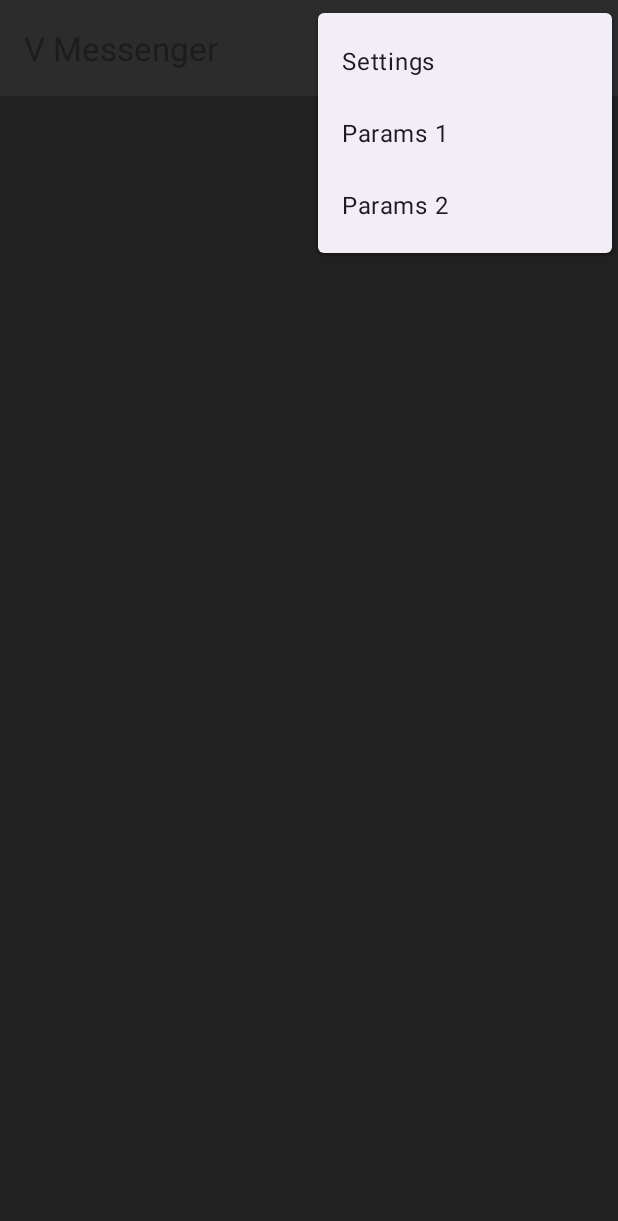
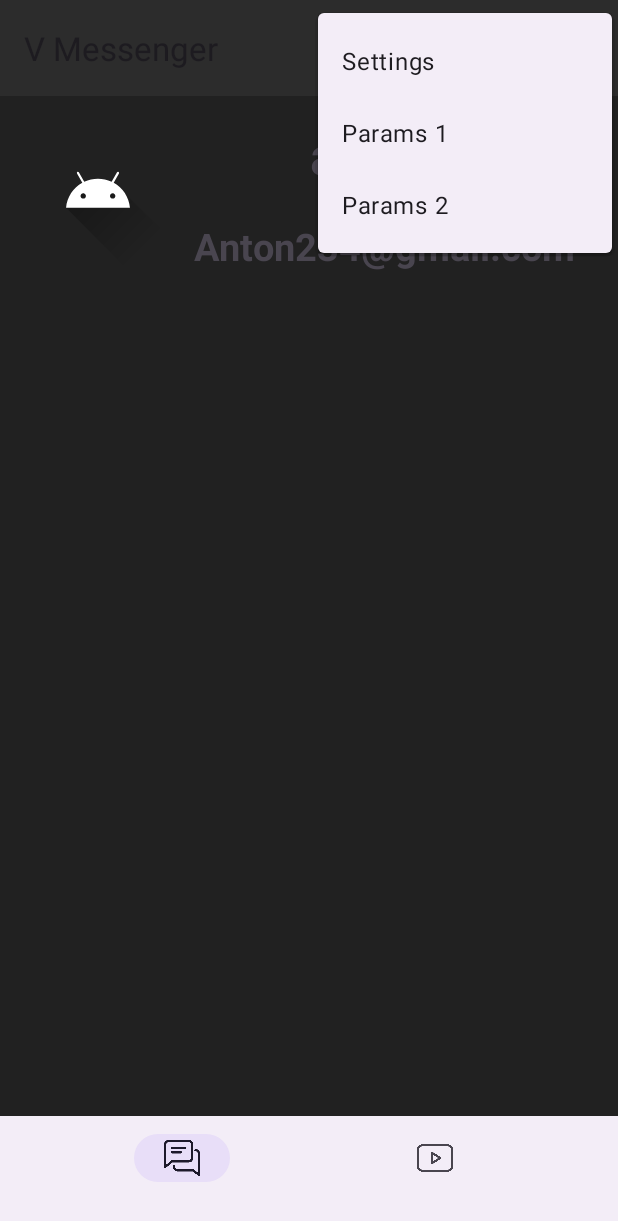
Before and after one commit to CoderCppH/ResetApiServerKMEPT, an Android app: the MainMenuActivity screen opened directly, with no data from a screen before it, with the options menu open, on a phone screen of 412 x 824 dp. Shown: the top 1221 px of the screen. Run offline under Robolectric (Android 15) with nearby library versions, the phone set to English and light mode, and no system bars; our stand-ins replace navigation-ui.

Commit message:
add recycle, bottomNav, Graph

```diff
--- a/app_mobile_client/app/build.gradle.kts
+++ b/app_mobile_client/app/build.gradle.kts
@@ -36,6 +36,10 @@ android {
 }
 
 dependencies {
+
+    implementation("androidx.navigation:navigation-fragment:2.5.3")
+    implementation("androidx.navigation:navigation-ui:2.5.3")
+    implementation("com.google.android.material:material:1.6.0")
     implementation("com.google.android.material:material:1.12.0")
     implementation("com.fasterxml.jackson.core:jackson-databind:2.15.0")
     implementation("com.fasterxml.jackson.core:jackson-core:2.15.0")
--- a/app_mobile_client/app/src/main/java/com/example/myapplication/ACTIVITY/MainMenuActivity.kt
+++ b/app_mobile_client/app/src/main/java/com/example/myapplication/ACTIVITY/MainMenuActivity.kt
@@ -13,16 +13,52 @@ import androidx.fragment.app.Fragment
 import com.example.myapplication.CONFIG_USER.ConfigUser
 import com.example.myapplication.R
 import com.example.myapplication.SETUP.SetUp
-import com.google.android.material.bottomnavigation.BottomNavigationView
 import com.google.gson.Gson
+import androidx.navigation.NavController;
+import androidx.navigation.Navigation;
+import androidx.navigation.ui.NavigationUI;
+import com.example.myapplication.UI.FrindaListFragment.FrindaListFragment
+import com.example.myapplication.UI.LentaListFragment.LentaListFragment
+import com.google.android.material.bottomnavigation.BottomNavigationView;
 
 class MainMenuActivity : AppCompatActivity() {
     lateinit var user_config:ConfigUser;
+    private lateinit var bottomNavigationView: BottomNavigationView
+
     override fun onCreate(savedInstanceState: Bundle?) {
         super.onCreate(savedInstanceState)
         setContentView(R.layout.main_menu_activity)
+
+        bottomNavigationView = findViewById(R.id.bottom_navigation)
+
+        // Установка начального фрагмента
+        if (savedInstanceState == null) {
+            supportFragmentManager.beginTransaction()
+                .replace(R.id.fragment_container, FrindaListFragment())
+                .commit()
+        }
+
+        bottomNavigationView.setOnNavigationItemSelectedListener { item ->
+            when (item.itemId) {
+                R.id.id_friend_list_menu -> {
+                    replaceFragment(FrindaListFragment())
+                    true
+                }
+                R.id.id_lenta_list_menu -> {
+                    replaceFragment(LentaListFragment())
+                    true
+                }
+
+                else -> false
+            }
+        }
+
         Init();
-
+    }
+    private fun replaceFragment(fragment: Fragment) {
+        supportFragmentManager.beginTransaction()
+            .replace(R.id.fragment_container, fragment)
+            .commit()
     }
 
     override fun onCreateOptionsMenu(menu: Menu?): Boolean {
--- a/app_mobile_client/app/src/main/java/com/example/myapplication/LIST_USER/UserAdapter.java
+++ b/app_mobile_client/app/src/main/java/com/example/myapplication/LIST_USER/UserAdapter.java
@@ -11,6 +11,7 @@ import android.widget.TextView;
 import androidx.annotation.NonNull;
 import androidx.recyclerview.widget.RecyclerView;
 
+import com.example.myapplication.LIST_LENTA.p_lenta_item;
 import com.example.myapplication.R;
 
 import java.util.List;
@@ -44,7 +45,10 @@ public class UserAdapter extends RecyclerView.Adapter<UserAdapter.ViewHolder> {
     public int getItemCount() {
         return list_user.size();
     }
-
+    public void AddItem(p_user_item item) {
+        list_user.add(item);
+        notifyItemInserted(list_user.size() - 1);
+    }
     public class ViewHolder extends RecyclerView.ViewHolder
     {
         TextView fullname, email;
--- /dev/null
+++ b/app_mobile_client/app/src/main/java/com/example/myapplication/UI/FrindaListFragment/FrindaListFragment.java
@@ -0,0 +1,42 @@
+package com.example.myapplication.UI.FrindaListFragment;
+
+import android.os.Bundle;
+
+import androidx.fragment.app.Fragment;
+import androidx.recyclerview.widget.LinearLayoutManager;
+import androidx.recyclerview.widget.RecyclerView;
+
+import android.view.LayoutInflater;
+import android.view.View;
+import android.view.ViewGroup;
+
+import com.example.myapplication.LIST_USER.UserAdapter;
+import com.example.myapplication.LIST_USER.p_user_item;
+import com.example.myapplication.R;
+
+import java.util.ArrayList;
+import java.util.List;
+
+public class FrindaListFragment extends Fragment {
+
+    private RecyclerView recyclerView;
+    private UserAdapter adapter;
+
+    @Override
+    public View onCreateView(LayoutInflater inflater, ViewGroup container,
+                             Bundle savedInstanceState) {
+        View view = inflater.inflate(R.layout.fragment_frinda_list, container, false);
+        recyclerView = view.findViewById(R.id.recycler_view);
+        recyclerView.setLayoutManager(new LinearLayoutManager(getContext()));
+        adapter = new UserAdapter(inflater, getData());
+        recyclerView.setAdapter(adapter);
+        return view;
+    }
+
+    private List<p_user_item> getData() {
+        ArrayList<p_user_item> list = new ArrayList<p_user_item>();
+        p_user_item item = new p_user_item(R.drawable.ic_launcher_foreground, "admin", "Anton234@gmail.com");
+        list.add(item);
+        return list;
+    }
+}
--- /dev/null
+++ b/app_mobile_client/app/src/main/res/layout/fragment_frinda_list.xml
@@ -0,0 +1,19 @@
+<?xml version="1.0" encoding="utf-8"?>
+<FrameLayout xmlns:android="http://schemas.android.com/apk/res/android"
+    xmlns:tools="http://schemas.android.com/tools"
+    android:layout_width="match_parent"
+    android:layout_height="match_parent"
+    tools:context=".UI.FrindaListFragment.FrindaListFragment">
+
+    <LinearLayout
+        android:layout_width="match_parent"
+        android:layout_height="match_parent"
+        android:orientation="vertical">
+
+        <androidx.recyclerview.widget.RecyclerView
+            android:id="@+id/recycler_view"
+            android:layout_width="match_parent"
+            android:layout_height="match_parent" />
+    </LinearLayout>
+
+</FrameLayout>
--- a/app_mobile_client/app/src/main/res/layout/main_menu_activity.xml
+++ b/app_mobile_client/app/src/main/res/layout/main_menu_activity.xml
@@ -1,16 +1,38 @@
 <?xml version="1.0" encoding="utf-8"?>
 <androidx.constraintlayout.widget.ConstraintLayout xmlns:android="http://schemas.android.com/apk/res/android"
     xmlns:tools="http://schemas.android.com/tools"
+    xmlns:app="http://schemas.android.com/apk/res-auto"
     android:layout_width="match_parent"
     android:layout_height="match_parent"
-    xmlns:app="http://schemas.android.com/apk/res-auto"
     android:background="@color/background">
+
     <androidx.appcompat.widget.Toolbar
         android:id="@+id/toolbar"
-        android:layout_width="match_parent"
+        android:layout_width="0dp"
         android:layout_height="?attr/actionBarSize"
         android:background="#2C2C2C"
+        app:layout_constraintTop_toTopOf="parent"
+        app:layout_constraintStart_toStartOf="parent"
+        app:layout_constraintEnd_toEndOf="parent"
         tools:ignore="MissingConstraints" />
 
+    <FrameLayout
+        android:id="@+id/fragment_container"
+        android:layout_width="0dp"
+        android:layout_height="0dp"
+        app:layout_constraintTop_toBottomOf="@id/toolbar"
+        app:layout_constraintBottom_toTopOf="@id/bottom_navigation"
+        app:layout_constraintStart_toStartOf="parent"
+        app:layout_constraintEnd_toEndOf="parent">
+    </FrameLayout>
+
+    <com.google.android.material.bottomnavigation.BottomNavigationView
+        android:id="@+id/bottom_navigation"
+        android:layout_width="0dp"
+        android:layout_height="wrap_content"
+        app:layout_constraintBottom_toBottomOf="parent"
+        app:layout_constraintStart_toStartOf="parent"
+        app:layout_constraintEnd_toEndOf="parent"
+        app:menu="@menu/bottom_nav_menu" />
 
 </androidx.constraintlayout.widget.ConstraintLayout>
```
Also changed, not shown: app_mobile_client/app/src/main/java/com/example/myapplication/LIST_LENTA/LentaAdapter.java (added, +61 -0 lines), app_mobile_client/app/src/main/java/com/example/myapplication/LIST_LENTA/p_lenta_item.java (added, +8 -0 lines), app_mobile_client/app/src/main/java/com/example/myapplication/UI/LentaListFragment/LentaListFragment.java (added, +46 -0 lines), app_mobile_client/app/src/main/res/layout/fragment_lenta_list.xml (added, +19 -0 lines), app_mobile_client/app/src/main/res/layout/my_custom_item_list_lenta.xml (added, +24 -0 lines), app_mobile_client/app/src/main/res/navigation/nav_graph.xml (added, +25 -0 lines).
